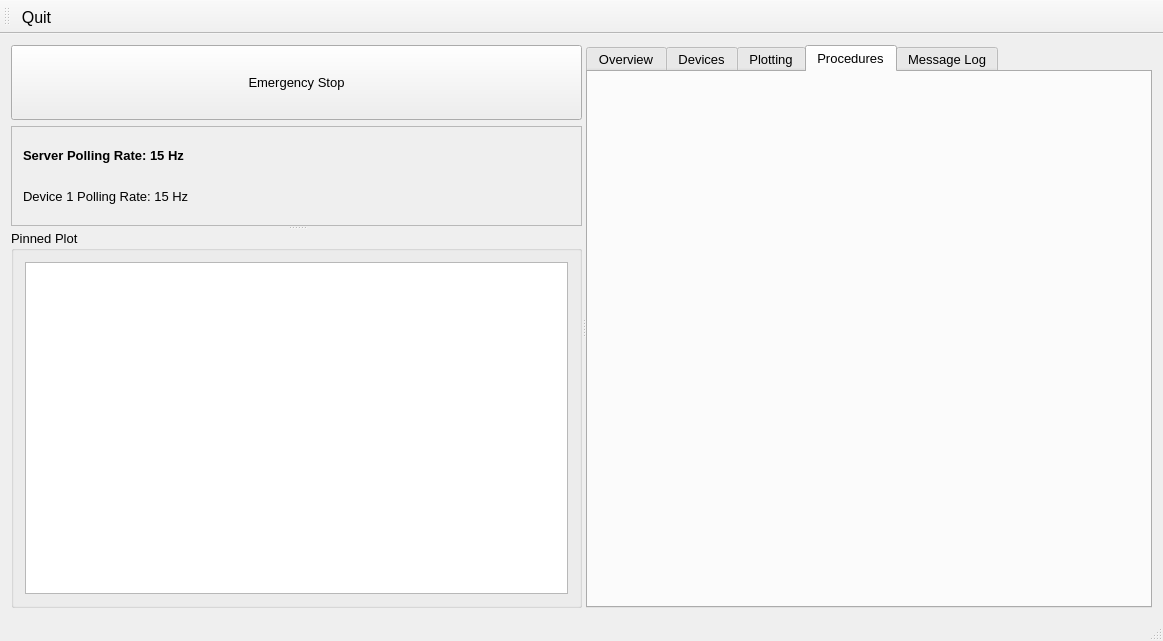
Old version of the form Software/ControlSystem/qt/designer/MainWindow.ui in the repository DanielWinklehner/Ion-Source-Control-System.
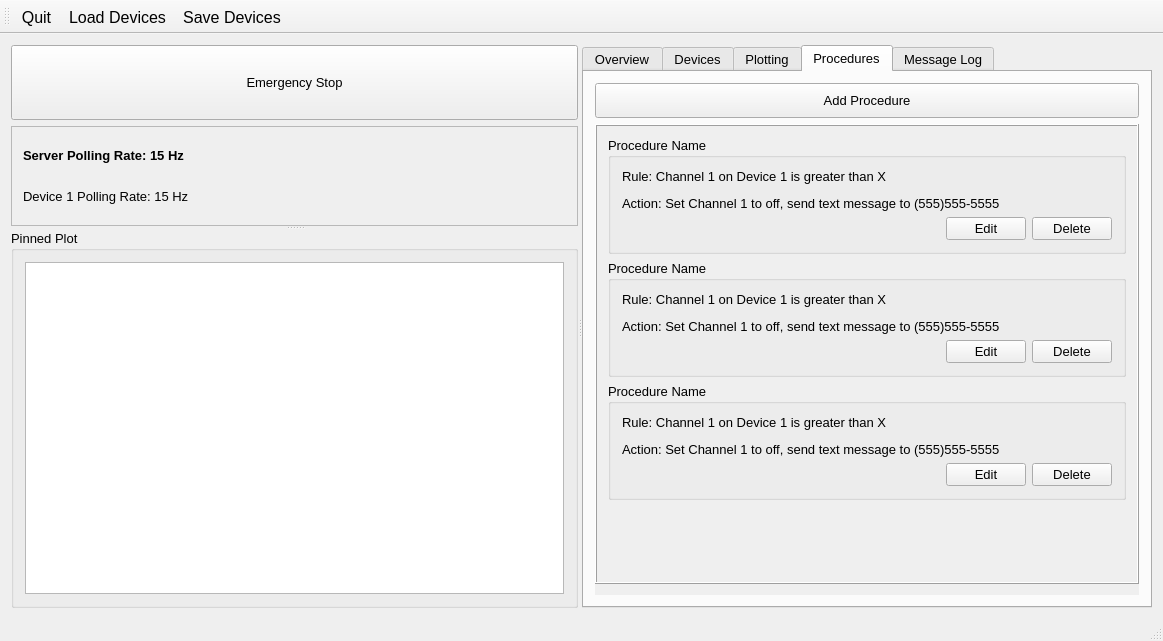
New version of the form. The open tabs and pages were chosen to show the change. Custom widgets are drawn as their Qt base class.

Commit message: small changes & started working on procedures

What changed in the file:
```diff
--- a/Software/ControlSystem/qt/designer/MainWindow.ui
+++ b/Software/ControlSystem/qt/designer/MainWindow.ui
@@ -19,6 +19,9 @@
   <property name="windowTitle">
    <string>Ion Source Control System</string>
   </property>
+  <property name="layoutDirection">
+   <enum>Qt::LeftToRight</enum>
+  </property>
   <property name="autoFillBackground">
    <bool>false</bool>
   </property>
@@ -467,6 +470,264 @@
         <attribute name="title">
          <string>Procedures</string>
         </attribute>
+        <layout class="QGridLayout" name="gridLayout_9">
+         <item row="0" column="0">
+          <widget class="QPushButton" name="btnAddProcedure">
+           <property name="minimumSize">
+            <size>
+             <width>0</width>
+             <height>35</height>
+            </size>
+           </property>
+           <property name="font">
+            <font>
+             <pointsize>10</pointsize>
+            </font>
+           </property>
+           <property name="text">
+            <string>Add Procedure</string>
+           </property>
+           <property name="flat">
+            <bool>false</bool>
+           </property>
+          </widget>
+         </item>
+         <item row="1" column="0">
+          <widget class="QScrollArea" name="scrollArea_2">
+           <property name="frameShape">
+            <enum>QFrame::NoFrame</enum>
+           </property>
+           <property name="widgetResizable">
+            <bool>true</bool>
+           </property>
+           <widget class="QWidget" name="scrollAreaWidgetContents_3">
+            <property name="geometry">
+             <rect>
+              <x>0</x>
+              <y>0</y>
+              <width>523</width>
+              <height>575</height>
+             </rect>
+            </property>
+            <layout class="QGridLayout" name="gridLayout_10">
+             <property name="leftMargin">
+              <number>0</number>
+             </property>
+             <property name="topMargin">
+              <number>0</number>
+             </property>
+             <property name="rightMargin">
+              <number>0</number>
+             </property>
+             <item row="0" column="0">
+              <widget class="QFrame" name="fmPlots_2">
+               <property name="font">
+                <font>
+                 <pointsize>10</pointsize>
+                </font>
+               </property>
+               <property name="styleSheet">
+                <string notr="true"/>
+               </property>
+               <property name="frameShape">
+                <enum>QFrame::Box</enum>
+               </property>
+               <property name="frameShadow">
+                <enum>QFrame::Raised</enum>
+               </property>
+               <layout class="QVBoxLayout" name="verticalLayout_4">
+                <item>
+                 <widget class="QGroupBox" name="groupBox">
+                  <property name="maximumSize">
+                   <size>
+                    <width>16777215</width>
+                    <height>300</height>
+                   </size>
+                  </property>
+                  <property name="title">
+                   <string>Procedure Name</string>
+                  </property>
+                  <layout class="QGridLayout" name="gridLayout_8">
+                   <item row="0" column="0">
+                    <widget class="QLabel" name="label">
+                     <property name="text">
+                      <string>&lt;html&gt;&lt;head/&gt;&lt;body&gt;&lt;p&gt;Rule: Channel 1 on Device 1 is greater than X&lt;/p&gt;&lt;p&gt;Action: Set Channel 1 to off, send text message to (555)555-5555&lt;/p&gt;&lt;/body&gt;&lt;/html&gt;</string>
+                     </property>
+                     <property name="wordWrap">
+                      <bool>true</bool>
+                     </property>
+                    </widget>
+                   </item>
+                   <item row="1" column="0">
+                    <layout class="QHBoxLayout" name="horizontalLayout">
+                     <item>
+                      <spacer name="horizontalSpacer">
+                       <property name="orientation">
+                        <enum>Qt::Horizontal</enum>
+                       </property>
+                       <property name="sizeHint" stdset="0">
+                        <size>
+                         <width>40</width>
+                         <height>20</height>
+                        </size>
+                       </property>
+                      </spacer>
+                     </item>
+                     <item>
+                      <widget class="QPushButton" name="pushButton">
+                       <property name="text">
+                        <string>Edit</string>
+                       </property>
+                      </widget>
+                     </item>
+                     <item>
+                      <widget class="QPushButton" name="pushButton_2">
+                       <property name="text">
+                        <string>Delete</string>
+                       </property>
+                      </widget>
+                     </item>
+                    </layout>
+                   </item>
+                  </layout>
+                 </widget>
+                </item>
+                <item>
+                 <widget class="QGroupBox" name="groupBox_2">
+                  <property name="maximumSize">
+                   <size>
+                    <width>16777215</width>
+                    <height>300</height>
+                   </size>
+                  </property>
+                  <property name="title">
+                   <string>Procedure Name</string>
+                  </property>
+                  <layout class="QGridLayout" name="gridLayout_11">
+                   <item row="0" column="0">
+                    <widget class="QLabel" name="label_3">
+                     <property name="text">
+                      <string>&lt;html&gt;&lt;head/&gt;&lt;body&gt;&lt;p&gt;Rule: Channel 1 on Device 1 is greater than X&lt;/p&gt;&lt;p&gt;Action: Set Channel 1 to off, send text message to (555)555-5555&lt;/p&gt;&lt;/body&gt;&lt;/html&gt;</string>
+                     </property>
+                     <property name="wordWrap">
+                      <bool>true</bool>
+                     </property>
+                    </widget>
+                   </item>
+                   <item row="1" column="0">
+                    <layout class="QHBoxLayout" name="horizontalLayout_3">
+                     <item>
+                      <spacer name="horizontalSpacer_2">
+                       <property name="orientation">
+                        <enum>Qt::Horizontal</enum>
+                       </property>
+                       <property name="sizeHint" stdset="0">
+                        <size>
+                         <width>40</width>
+                         <height>20</height>
+                        </size>
+                       </property>
+                      </spacer>
+                     </item>
+                     <item>
+                      <widget class="QPushButton" name="pushButton_3">
+                       <property name="text">
+                        <string>Edit</string>
+                       </property>
+                      </widget>
+                     </item>
+                     <item>
+                      <widget class="QPushButton" name="pushButton_4">
+                       <property name="text">
+                        <string>Delete</string>
+                       </property>
+                      </widget>
+                     </item>
+                    </layout>
+                   </item>
+                  </layout>
+                 </widget>
+                </item>
+                <item>
+                 <widget class="QGroupBox" name="groupBox_3">
+                  <property name="maximumSize">
+                   <size>
+                    <width>16777215</width>
+                    <height>300</height>
+                   </size>
+                  </property>
+                  <property name="title">
+                   <string>Procedure Name</string>
+                  </property>
+                  <layout class="QGridLayout" name="gridLayout_12">
+                   <item row="0" column="0">
+                    <widget class="QLabel" name="label_4">
+                     <property name="text">
+                      <string>&lt;html&gt;&lt;head/&gt;&lt;body&gt;&lt;p&gt;Rule: Channel 1 on Device 1 is greater than X&lt;/p&gt;&lt;p&gt;Action: Set Channel 1 to off, send text message to (555)555-5555&lt;/p&gt;&lt;/body&gt;&lt;/html&gt;</string>
+                     </property>
+                     <property name="wordWrap">
+                      <bool>true</bool>
+                     </property>
+                    </widget>
+                   </item>
+                   <item row="1" column="0">
+                    <layout class="QHBoxLayout" name="horizontalLayout_4">
+                     <item>
+                      <spacer name="horizontalSpacer_3">
+                       <property name="orientation">
+                        <enum>Qt::Horizontal</enum>
+                       </property>
+                       <property name="sizeHint" stdset="0">
+                        <size>
+                         <width>40</width>
+                         <height>20</height>
+                        </size>
+                       </property>
+                      </spacer>
+                     </item>
+                     <item>
+                      <widget class="QPushButton" name="pushButton_5">
+                       <property name="text">
+                        <string>Edit</string>
+                       </property>
+                      </widget>
+                     </item>
+                     <item>
+                      <widget class="QPushButton" name="pushButton_6">
+                       <property name="text">
+                        <string>Delete</string>
+                       </property>
+                      </widget>
+                     </item>
+                    </layout>
+                   </item>
+                  </layout>
+                 </widget>
+                </item>
+                <item>
+                 <spacer name="verticalSpacer_2">
+                  <property name="orientation">
+                   <enum>Qt::Vertical</enum>
+                  </property>
+                  <property name="sizeType">
+                   <enum>QSizePolicy::Expanding</enum>
+                  </property>
+                  <property name="sizeHint" stdset="0">
+                   <size>
+                    <width>20</width>
+                    <height>40</height>
+                   </size>
+                  </property>
+                 </spacer>
+                </item>
+               </layout>
+              </widget>
+             </item>
+            </layout>
+           </widget>
+          </widget>
+         </item>
+        </layout>
        </widget>
        <widget class="QWidget" name="log">
         <attribute name="title">
@@ -504,15 +765,30 @@
     <enum>TopToolBarArea</enum>
    </attribute>
    <attribute name="toolBarBreak">
-    <bool>true</bool>
+    <bool>false</bool>
    </attribute>
    <addaction name="btnQuit"/>
+   <addaction name="btnLoad"/>
+   <addaction name="btnSave"/>
   </widget>
   <action name="btnQuit">
    <property name="text">
     <string>Quit</string>
    </property>
   </action>
+  <action name="btnLoad">
+   <property name="text">
+    <string>Load Devices</string>
+   </property>
+   <property name="toolTip">
+    <string>Load Devices</string>
+   </property>
+  </action>
+  <action name="btnSave">
+   <property name="text">
+    <string>Save Devices</string>
+   </property>
+  </action>
  </widget>
  <layoutdefault spacing="6" margin="11"/>
  <customwidgets>
```
Left out of the diff: 8 changed lines with no effect on the pictures. The commit also changes 12 other files.
